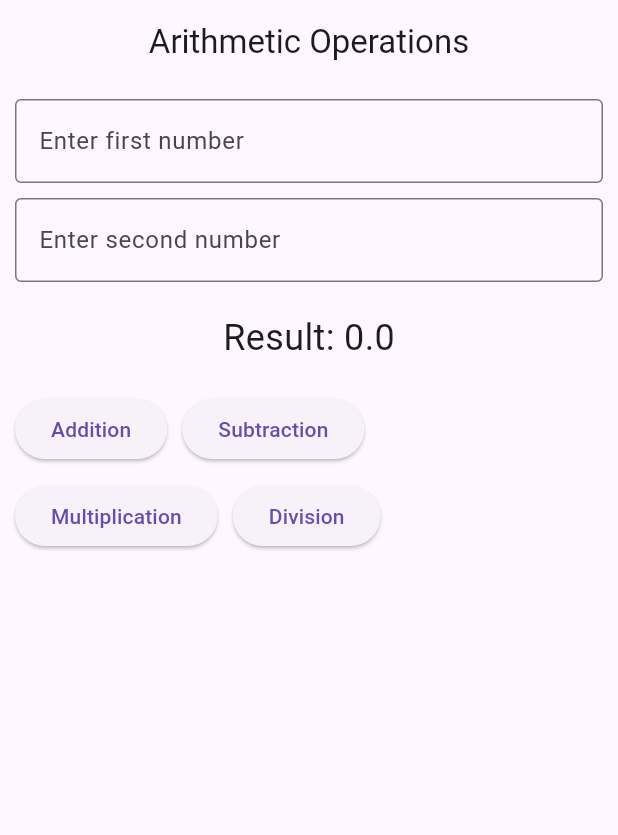
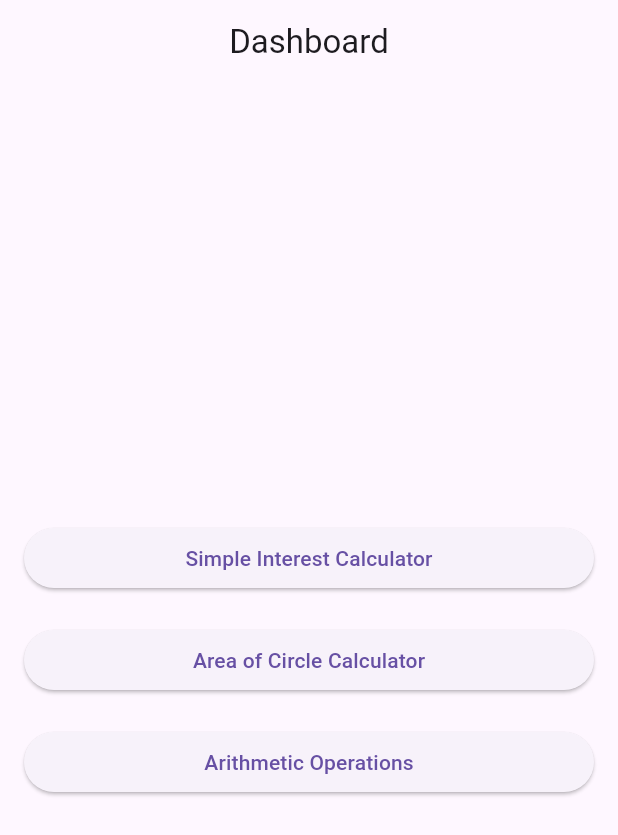
Before and after one commit to Bishwonath/first_assigment, a Flutter app: the screen it shows after launch, on a phone screen of 412 x 824 dp. Shown: the top 835 px of the screen. Run offline on Flutter 3.47's test engine with Material 3 defaults, Android fonts, the light colour scheme and no system bars.

Commit message:
final with dashboard

```diff
--- a/lib/app.dart
+++ b/lib/app.dart
@@ -1,5 +1,5 @@
 import 'package:flutter/material.dart';
-import 'view/arithmetic_view.dart'; // Import the new view
+import 'view/dashboard_view.dart'; // Import the Dashboard view
 
 class MyApp extends StatelessWidget {
   const MyApp({super.key});
@@ -8,7 +8,7 @@ class MyApp extends StatelessWidget {
   Widget build(BuildContext context) {
     return const MaterialApp(
       debugShowCheckedModeBanner: false,
-      home: ArithmeticView(), // Set ArithmeticView as the home
+      home: DashboardView(), // Set DashboardView as the home
     );
   }
 }
--- a/lib/main.dart
+++ b/lib/main.dart
@@ -1,6 +1,6 @@
-import 'package:first_assignment/app.dart';
 import 'package:flutter/material.dart';
+import 'app.dart'; // Import the app.dart file
 
 void main() {
-  runApp(const MyApp());
+  runApp(const MyApp()); // Run the app
 }
--- /dev/null
+++ b/lib/view/dashboard_view.dart
@@ -0,0 +1,57 @@
+import 'package:flutter/material.dart';
+import 'simple_interest.dart'; // Import Simple Interest view
+import 'area_of_circle.dart'; // Import Area of Circle view
+import 'arithmetic_view.dart'; // Import Arithmetic View
+
+class DashboardView extends StatelessWidget {
+  const DashboardView({super.key});
+
+  @override
+  Widget build(BuildContext context) {
+    return Scaffold(
+      appBar: AppBar(
+        title: const Text('Dashboard'),
+        centerTitle: true,
+        elevation: 0,
+      ),
+      body: Padding(
+        padding: const EdgeInsets.all(16.0),
+        child: Column(
+          mainAxisAlignment: MainAxisAlignment.center,
+          crossAxisAlignment: CrossAxisAlignment.stretch,
+          children: [
+            ElevatedButton(
+              onPressed: () {
+                Navigator.push(
+                  context,
+                  MaterialPageRoute(builder: (context) => const SimpleInterestView()),
+                );
+              },
+              child: const Text('Simple Interest Calculator'),
+            ),
+            const SizedBox(height: 20),
+            ElevatedButton(
+              onPressed: () {
+                Navigator.push(
+                  context,
+                  MaterialPageRoute(builder: (context) => const AreaOfCircleView()),
+                );
+              },
+              child: const Text('Area of Circle Calculator'),
+            ),
+            const SizedBox(height: 20),
+            ElevatedButton(
+              onPressed: () {
+                Navigator.push(
+                  context,
+                  MaterialPageRoute(builder: (context) => const ArithmeticView()),
+                );
+              },
+              child: const Text('Arithmetic Operations'),
+            ),
+          ],
+        ),
+      ),
+    );
+  }
+}
```
